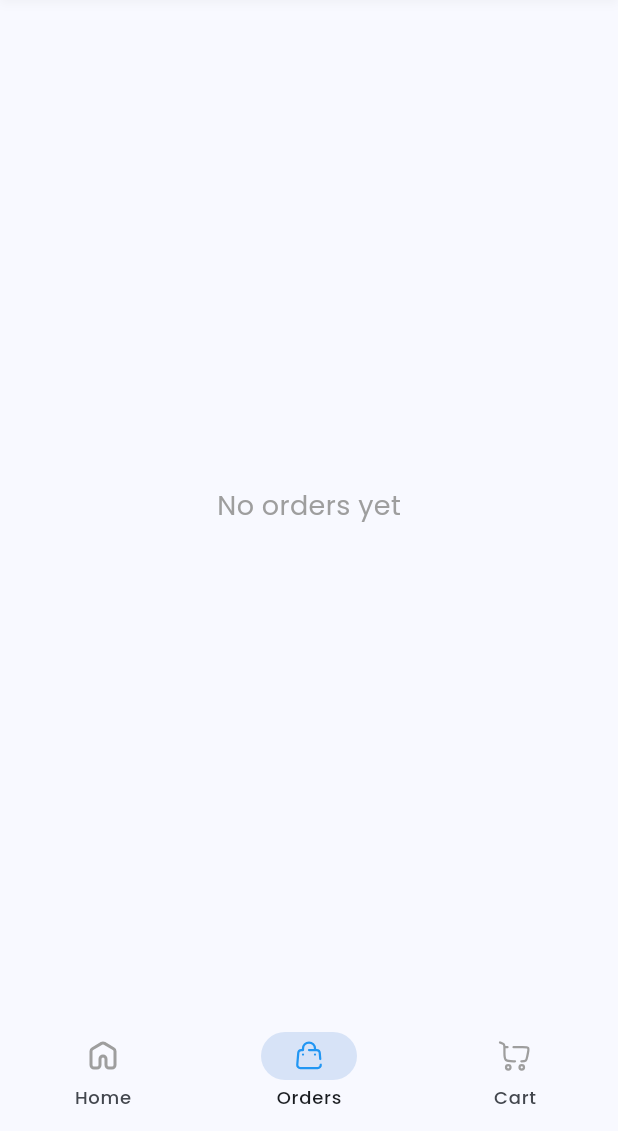
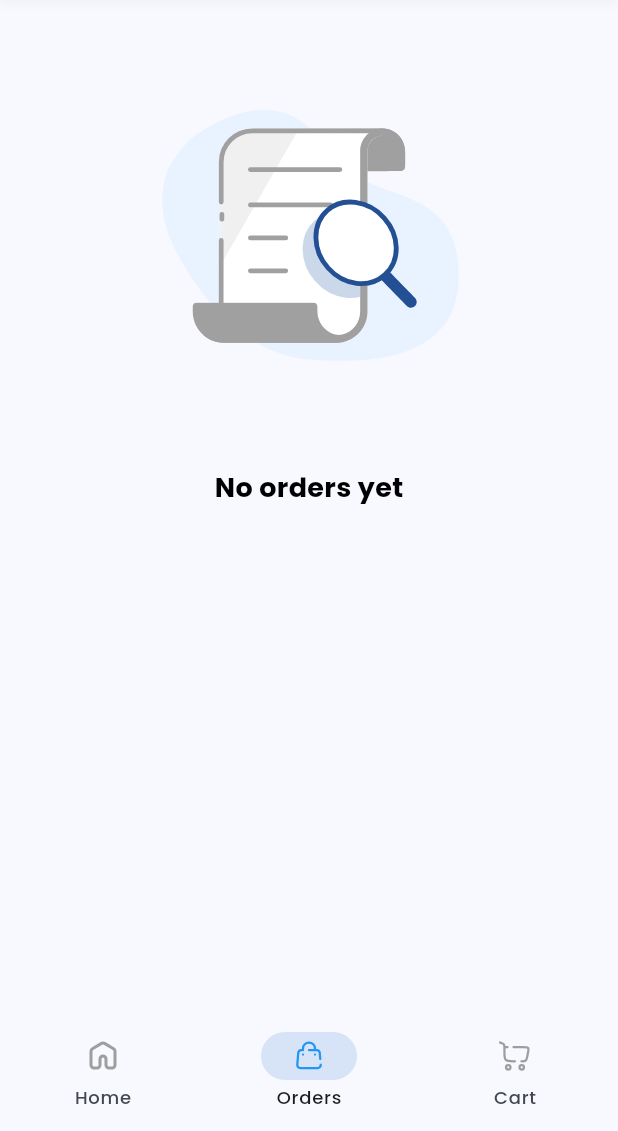
Before and after one commit to arjunr50/blink, a Flutter app: the screen it shows after launch, item 2 of the bottom bar chosen, on a phone screen of 412 x 824 dp, the part 105-1236 px from its top. Run offline on Flutter 3.47's test engine with Material 3 defaults, Android fonts, the phone set to English and light mode, and no system bars; our stand-ins replace auto_route, cached_network_image, carousel_slider, dartz, dio, fl_chart and 11 more; network calls fail.

Commit message:
Minor UI updates

```diff
--- a/lib/core/utils/notification_service.dart
+++ b/lib/core/utils/notification_service.dart
@@ -107,7 +107,7 @@ class NotificationService {
     await _notifications.show(
       orderId,
       'Order Confirmed!',
-      'Your order #$orderId for \$${totalAmount.toStringAsFixed(2)} has been placed successfully.',
+      'Your order #$orderId for ${totalAmount.toStringAsFixed(2)} has been placed successfully.',
       details,
     );
   }
--- a/lib/features/order/presentation/pages/order_page.dart
+++ b/lib/features/order/presentation/pages/order_page.dart
@@ -1,6 +1,7 @@
 import 'package:auto_route/auto_route.dart';
 import 'package:blink/core/controller/common_controller.dart';
 import 'package:blink/features/product/domain/entities/response/product.dart';
+import 'package:blink/shared/widgets/no_data_widget.dart';
 import 'package:blink/shared/widgets/text_view.dart';
 import 'package:fl_chart/fl_chart.dart';
 import 'package:flutter/material.dart';
@@ -21,13 +22,7 @@ class OrderPage extends StatelessWidget {
           valueListenable: commonController.orders,
           builder: (context, orders, _) {
             if (orders.isEmpty) {
-              return const Center(
-                child: TextView(
-                  text: "No orders yet",
-                  fontSize: 18,
-                  color: Colors.grey,
-                ),
-              );
+              return const Center(child: NoDataWidget(text: "No orders yet"));
             }
 
             final allItems = orders.expand((o) => o.items ?? []).toList();
@@ -75,7 +70,8 @@ class OrderPage extends StatelessWidget {
                 barRods: [
                   BarChartRodData(
                     toY: entry.value.toDouble(),
-                    color: Colors.primaries[productCount.keys.toList().indexOf(
+                    color:
+                        Colors.primaries[productCount.keys.toList().indexOf(
                               entry.key,
                             ) %
                             Colors.primaries.length],
@@ -126,7 +122,8 @@ class OrderPage extends StatelessWidget {
                               getTitlesWidget: (value, meta) {
                                 final index = value.toInt();
                                 if (index < productCount.keys.length) {
-                                  final productName = productCount.keys.elementAt(index);
+                                  final productName = productCount.keys
+                                      .elementAt(index);
                                   return Padding(
                                     padding: const EdgeInsets.only(top: 8.0),
                                     child: Text(
@@ -183,7 +180,9 @@ class OrderPage extends StatelessWidget {
                               shape: BoxShape.circle,
                             ),
                           ),
-                          Expanded(child: TextView(text: entry.key, fontSize: 12)),
+                          Expanded(
+                            child: TextView(text: entry.key, fontSize: 12),
+                          ),
                         ],
                       );
                     }).toList(),
```
Also changed, not shown: 1 other file. Lines whose indentation alone changed are shown as unchanged.
